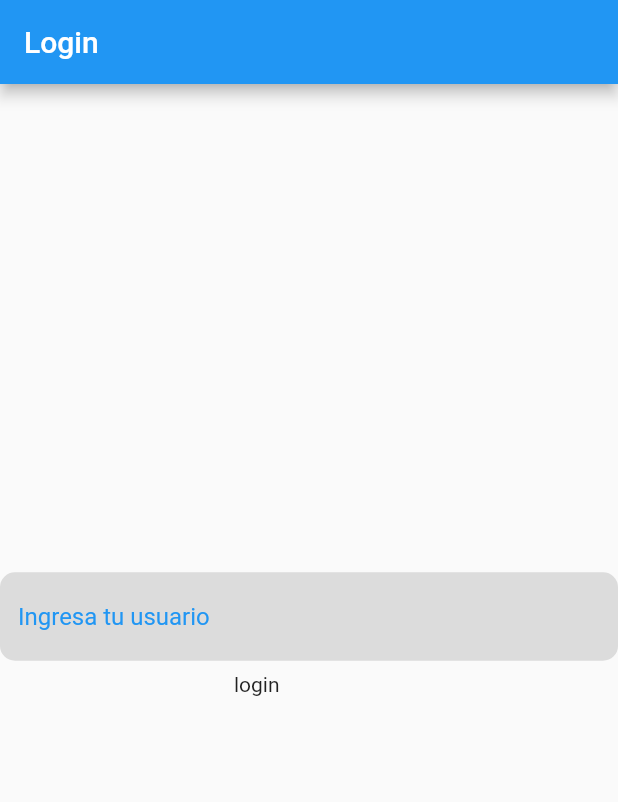
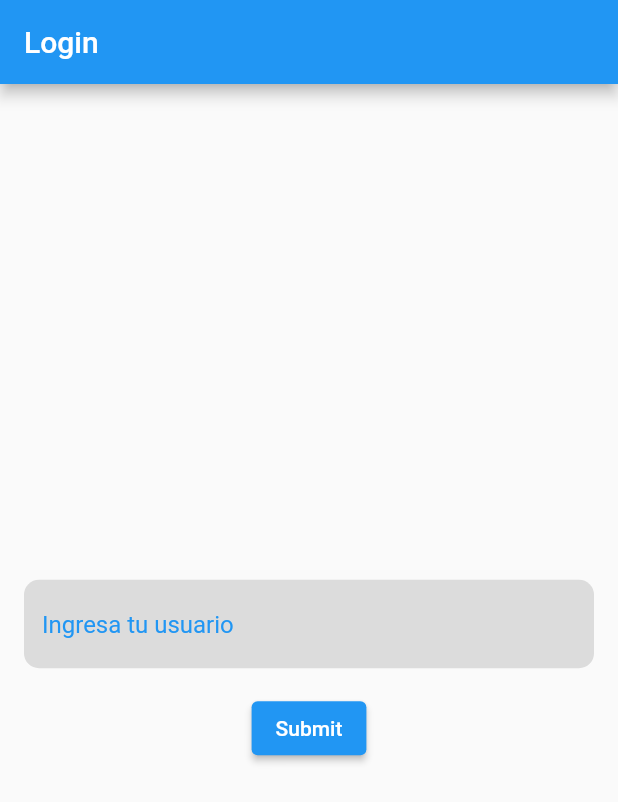
Before and after one commit to polilla2802/flutter_task_manager, a Flutter app: the screen it shows after launch, on a phone screen of 412 x 824 dp. Shown: the top 802 px of the screen. Run offline on Flutter 3.47's test engine with Material 2 defaults, Android fonts, the phone set to English and light mode, and no system bars.

Commit message:
Se modifica el login para validar el formulario

```diff
--- a/lib/app/presentation/screens/login_screen.dart
+++ b/lib/app/presentation/screens/login_screen.dart
@@ -13,15 +13,16 @@ class LoginScreen extends StatefulWidget {
 
 class _LoginScreenState extends State<LoginScreen> {
   String? _key;
-  final GlobalKey<FormState> _formKey = GlobalKey<FormState>();
+  late GlobalKey<FormState> _formKey;
   late TextEditingController _loginController;
   FocusNode? _myFocus;
-  String userName = "";
+  String _userName = "";
 
   _LoginScreenState(String login_screen_key) {
     _key = login_screen_key;
     _myFocus = FocusNode();
     _loginController = TextEditingController();
+    _formKey = GlobalKey<FormState>();
   }
 
   @override
@@ -35,21 +36,26 @@ class _LoginScreenState extends State<LoginScreen> {
   Future<void> _afterBuild() async {}
 
   Future<void> _login(BuildContext context) async {
-    if (!_formKey.currentState!.validate()) {
-      return;
-    }
-
+    if (_formKey.currentState!.validate()) {
       _formKey.currentState!.save();
 
       await Navigator.push(
         context,
-      MaterialPageRoute(builder: (context) => TasksScreen()),
+        MaterialPageRoute(
+            builder: (context) => TasksScreen(
+                  userName: _userName,
+                )),
       );
+    }
   }
 
   @override
   Widget build(BuildContext context) {
-    return Scaffold(
+    return WillPopScope(
+        onWillPop: () async {
+          return false;
+        },
+        child: Scaffold(
           appBar: AppBar(
             title: Text("Login"),
           ),
@@ -58,33 +64,31 @@ class _LoginScreenState extends State<LoginScreen> {
               mainAxisAlignment: MainAxisAlignment.center,
               children: [
                 Container(
-                padding: EdgeInsets.only(bottom: 8),
+                    padding: EdgeInsets.all(16),
                     child: Form(
                       key: _formKey,
                       child: Input(
                         controller: _loginController,
                         labelText: "Ingresa tu usuario",
                         validator: (String? value) {
-                      if (value!.isEmpty) {}
+                          if (value == null || value.isEmpty) {
+                            return 'Please enter some text';
+                          }
                           return null;
                         },
                         onSave: (String? value) {
-                      userName = value!;
+                          _userName = value!.trim();
                         },
                         focusNode: _myFocus,
                       ),
                     )),
-            GestureDetector(
-              onTap: () => _login(context),
-              child: Container(
-                height: 50,
-                width: 100,
-                child: Text("login"),
-              ),
+                ElevatedButton(
+                  onPressed: () => _login(context),
+                  child: const Text('Submit'),
                 )
               ],
             ),
           ),
-    );
+        ));
   }
 }
```
Lines whose indentation alone changed are shown as unchanged.
